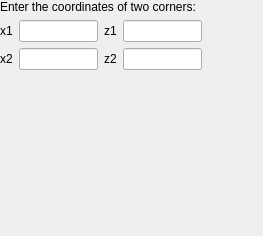
Old version of the form rectangularSurface.ui in the repository Haudkozaur/masterThesis.
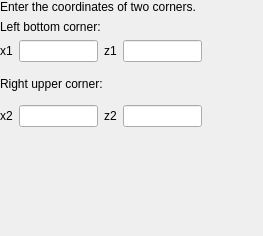
New version of the form.

Diff of the .ui file:
```diff
--- a/rectangularSurface.ui
+++ b/rectangularSurface.ui
@@ -19,7 +19,7 @@
      <x>0</x>
      <y>0</y>
      <width>202</width>
-     <height>141</height>
+     <height>163</height>
     </rect>
    </property>
    <layout class="QVBoxLayout" name="verticalLayout">
@@ -28,35 +28,25 @@
       <item>
        <widget class="QLabel" name="label">
         <property name="text">
-         <string>Enter the coordinates of two corners:</string>
+         <string>Enter the coordinates of two corners.</string>
+        </property>
+       </widget>
+      </item>
+      <item>
+       <widget class="QLabel" name="label_5">
+        <property name="text">
+         <string>Left bottom corner:</string>
         </property>
        </widget>
       </item>
       <item>
        <layout class="QGridLayout" name="gridLayout">
-        <item row="1" column="3">
-         <widget class="QLineEdit" name="Z2LineEdit"/>
-        </item>
-        <item row="1" column="0">
-         <widget class="QLabel" name="label_4">
-          <property name="text">
-           <string>x2</string>
-          </property>
-         </widget>
+        <item row="0" column="1">
+         <widget class="QLineEdit" name="X1LineEdit"/>
         </item>
         <item row="0" column="3">
          <widget class="QLineEdit" name="Z1LineEdit"/>
         </item>
-        <item row="1" column="1">
-         <widget class="QLineEdit" name="X2LineEdit"/>
-        </item>
-        <item row="0" column="0">
-         <widget class="QLabel" name="label_3">
-          <property name="text">
-           <string>x1</string>
-          </property>
-         </widget>
-        </item>
         <item row="0" column="2">
          <widget class="QLabel" name="label_2">
           <property name="text">
@@ -64,20 +54,48 @@
           </property>
          </widget>
         </item>
-        <item row="1" column="2">
-         <widget class="QLabel" name="label_7">
+        <item row="0" column="0">
+         <widget class="QLabel" name="label_3">
           <property name="text">
-           <string>z2</string>
+           <string>x1</string>
           </property>
          </widget>
         </item>
-        <item row="0" column="1">
-         <widget class="QLineEdit" name="X1LineEdit"/>
-        </item>
        </layout>
       </item>
      </layout>
     </item>
+    <item>
+     <widget class="QLabel" name="label_8">
+      <property name="text">
+       <string>Right upper corner:</string>
+      </property>
+     </widget>
+    </item>
+    <item>
+     <layout class="QGridLayout" name="gridLayout_2">
+      <item row="0" column="1">
+       <widget class="QLineEdit" name="X2LineEdit"/>
+      </item>
+      <item row="0" column="0">
+       <widget class="QLabel" name="label_4">
+        <property name="text">
+         <string>x2</string>
+        </property>
+       </widget>
+      </item>
+      <item row="0" column="2">
+       <widget class="QLabel" name="label_7">
+        <property name="text">
+         <string>z2</string>
+        </property>
+       </widget>
+      </item>
+      <item row="0" column="3">
+       <widget class="QLineEdit" name="Z2LineEdit"/>
+      </item>
+     </layout>
+    </item>
     <item>
      <widget class="QLabel" name="label_6">
       <property name="text">
```
